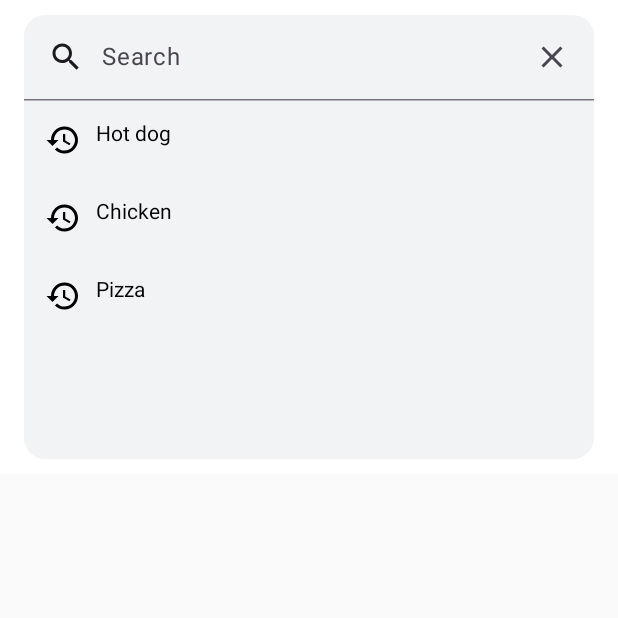
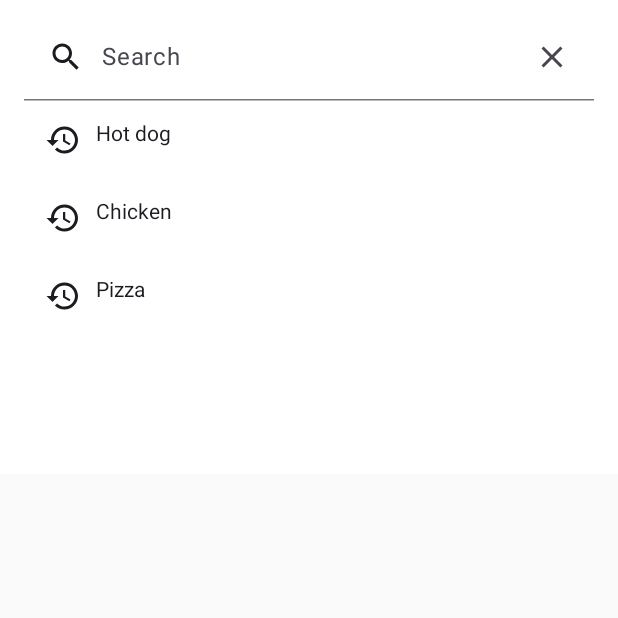
Before and after one commit to Startmobile/MakiMaki, an Android app built with Jetpack Compose: the screen it shows after launch (MainActivity), on a phone screen of 412 x 824 dp, the top half of it. Run offline under Robolectric (Android 15) with nearby library versions, the phone set to English and light mode, and no system bars.

Commit message:
fix: add color, delete utils package

```diff
--- a/app/src/main/java/kz/startmobile/maki/utils/ui/theme/Color.kt
+++ b/app/src/main/java/kz/startmobile/maki/uicomponents/Color.kt
@@ -1,4 +1,4 @@
-package kz.startmobile.maki.utils.ui.theme
+package kz.startmobile.maki.uicomponents
 
 import androidx.compose.ui.graphics.Color
 
--- a/app/src/main/java/kz/startmobile/maki/utils/ui/theme/Shape.kt
+++ b/app/src/main/java/kz/startmobile/maki/uicomponents/Shape.kt
@@ -1,4 +1,4 @@
-package kz.startmobile.maki.utils.ui.theme
+package kz.startmobile.maki.uicomponents
 
 import androidx.compose.foundation.shape.RoundedCornerShape
 import androidx.compose.material.Shapes
--- a/app/src/main/java/kz/startmobile/maki/utils/ui/theme/Theme.kt
+++ b/app/src/main/java/kz/startmobile/maki/uicomponents/Theme.kt
@@ -1,21 +1,25 @@
-package kz.startmobile.maki.utils.ui.theme
+package kz.startmobile.maki.uicomponents
 
 import androidx.compose.foundation.isSystemInDarkTheme
 import androidx.compose.material.MaterialTheme
 import androidx.compose.material.darkColors
 import androidx.compose.material.lightColors
 import androidx.compose.runtime.Composable
+import kz.startmobile.maki.uicomponents.theme.ThemeColors.Dark.searchBarColor
 
 private val DarkColorPalette = darkColors(
     primary = Purple200,
     primaryVariant = Purple700,
-    secondary = Teal200
+    secondary = Teal200,
+    onSecondary = searchBarColor
 )
 
 private val LightColorPalette = lightColors(
     primary = Purple500,
     primaryVariant = Purple700,
-    secondary = Teal200
+    secondary = Teal200,
+    onSecondary = GraySearchBar
+
 
     /* Other default colors to override
     background = Color.White,
--- a/app/src/main/java/kz/startmobile/maki/utils/ui/theme/Type.kt
+++ b/app/src/main/java/kz/startmobile/maki/uicomponents/Type.kt
@@ -1,4 +1,4 @@
-package kz.startmobile.maki.utils.ui.theme
+package kz.startmobile.maki.uicomponents
 
 import androidx.compose.material.Typography
 import androidx.compose.ui.text.TextStyle
--- a/app/src/main/java/kz/startmobile/maki/uicomponents/search_bar/SearchBar.kt
+++ b/app/src/main/java/kz/startmobile/maki/uicomponents/search_bar/SearchBar.kt
@@ -1,14 +1,11 @@
 package kz.startmobile.maki.uicomponents.search_bar
 
 import android.util.Log
-import androidx.compose.animation.animateContentSize
 import androidx.compose.foundation.background
 import androidx.compose.foundation.clickable
-import androidx.compose.foundation.layout.PaddingValues
 import androidx.compose.foundation.layout.Row
 import androidx.compose.foundation.layout.fillMaxWidth
 import androidx.compose.foundation.layout.padding
-import androidx.compose.foundation.shape.CornerBasedShape
 import androidx.compose.foundation.shape.RoundedCornerShape
 import androidx.compose.material.icons.Icons
 import androidx.compose.material.icons.filled.Close
@@ -17,7 +14,7 @@ import androidx.compose.material.icons.filled.Search
 import androidx.compose.material3.DockedSearchBar
 import androidx.compose.material3.ExperimentalMaterial3Api
 import androidx.compose.material3.Icon
-import androidx.compose.material3.SearchBar
+import androidx.compose.material3.MaterialTheme
 import androidx.compose.material3.SearchBarColors
 import androidx.compose.material3.SearchBarDefaults
 import androidx.compose.material3.Text
@@ -27,7 +24,6 @@ import androidx.compose.ui.graphics.Color
 import androidx.compose.ui.graphics.Shape
 import androidx.compose.ui.tooling.preview.Preview
 import androidx.compose.ui.unit.dp
-import kz.startmobile.maki.utils.ui.theme.GraySearchBar
 
 @OptIn(ExperimentalMaterial3Api::class)
 @Preview
@@ -48,8 +44,8 @@ fun MaterialSearchBar(
             "Pizza"
         )
     },
-    colorOfBackground: SearchBarColors = SearchBarDefaults.colors(GraySearchBar),
-    colorOfLeadingIcon: Color = GraySearchBar
+    colorOfBackground: SearchBarColors = SearchBarDefaults.colors(MaterialTheme.colorScheme.onSecondary),
+    colorOfLeadingIcon: Color = MaterialTheme.colorScheme.onSecondary
 ) {
     var text by remember { mutableStateOf("") }
     var active by remember { mutableStateOf(false) }
```
Also changed, not shown: app/src/main/java/kz/startmobile/maki/MainActivity.kt (+1 -9 lines).
